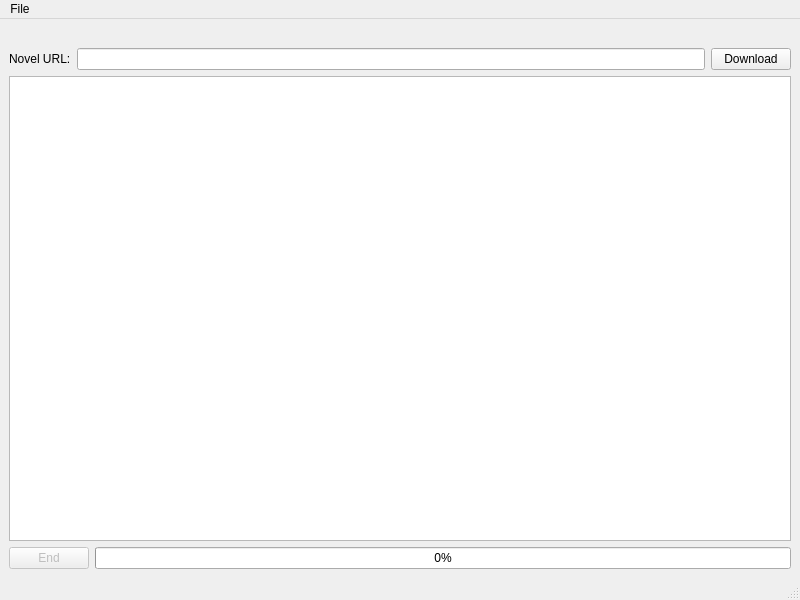
Qt form mainwindow.ui (insoPL/WuxiaDownloader) before a commit.
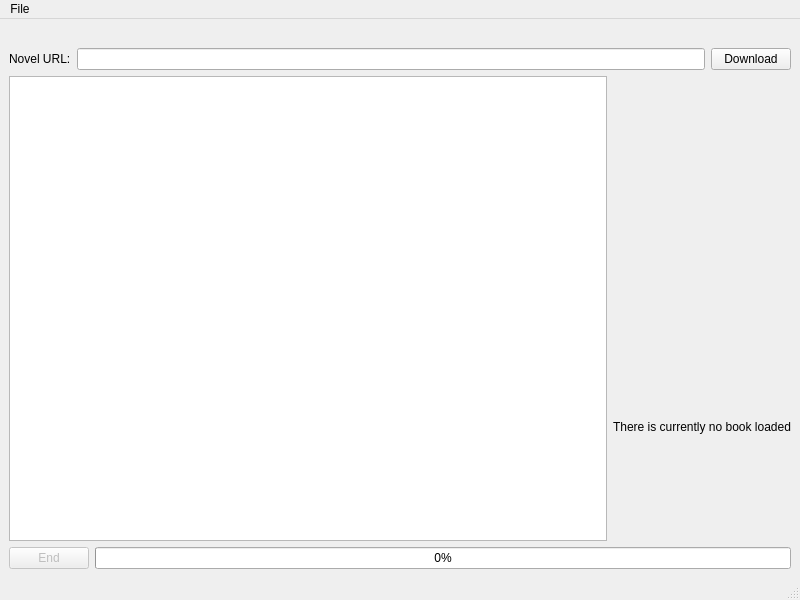
The same form after that commit. Icons and pictures are not drawn.

Commit message: added thumbnail on right side of screen

The edit to the form file:
```diff
--- a/mainwindow.ui
+++ b/mainwindow.ui
@@ -59,7 +59,12 @@
      </layout>
     </item>
     <item>
+     <layout class="QHBoxLayout" name="horizontalLayout_3">
+      <item>
      <widget class="QTextEdit" name="log">
+        <property name="layoutDirection">
+         <enum>Qt::LeftToRight</enum>
+        </property>
       <property name="readOnly">
        <bool>true</bool>
       </property>
@@ -69,6 +74,35 @@
      </widget>
     </item>
     <item>
+       <layout class="QVBoxLayout" name="verticalLayout">
+        <item>
+         <widget class="QLabel" name="book_cover">
+          <property name="autoFillBackground">
+           <bool>true</bool>
+          </property>
+          <property name="text">
+           <string/>
+          </property>
+          <property name="pixmap">
+           <pixmap>default_cover.jpg</pixmap>
+          </property>
+         </widget>
+        </item>
+        <item>
+         <widget class="QLabel" name="book_info">
+          <property name="text">
+           <string>There is currently no book loaded</string>
+          </property>
+          <property name="alignment">
+           <set>Qt::AlignCenter</set>
+          </property>
+         </widget>
+        </item>
+       </layout>
+      </item>
+     </layout>
+    </item>
+    <item>
      <layout class="QHBoxLayout" name="horizontalLayout_2">
       <item>
        <widget class="QPushButton" name="abort_button">
```
Left out of the diff: 6 changed lines with no effect on the pictures. Lines whose indentation alone changed are shown as unchanged. The commit also changes 4 other files.
